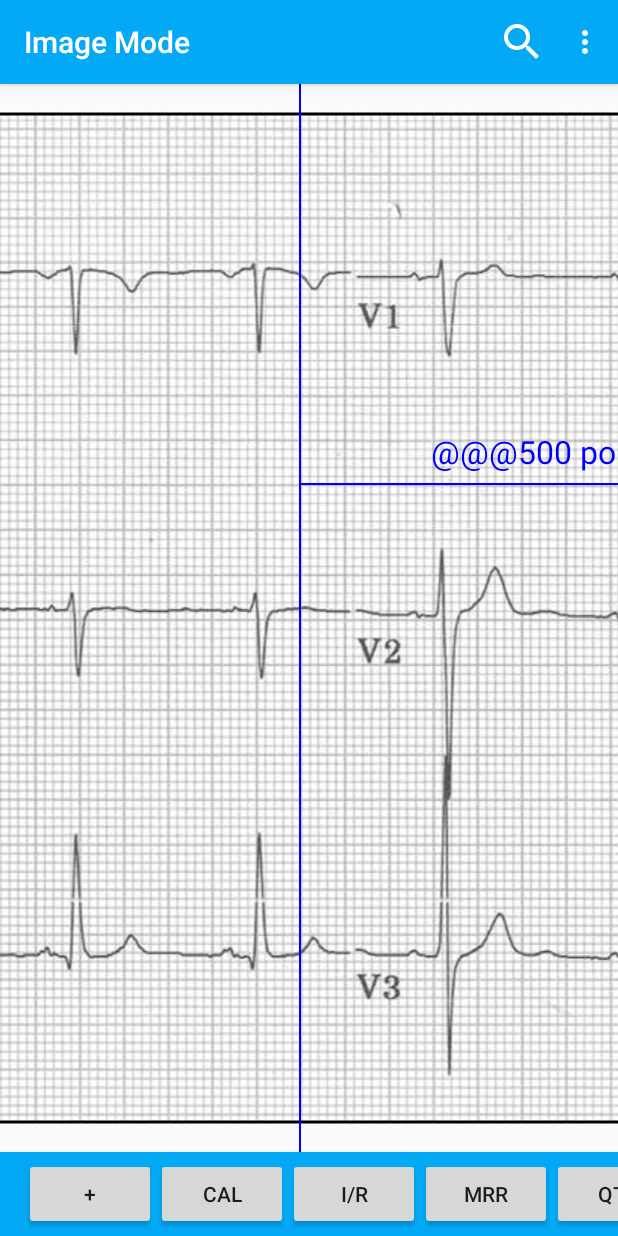
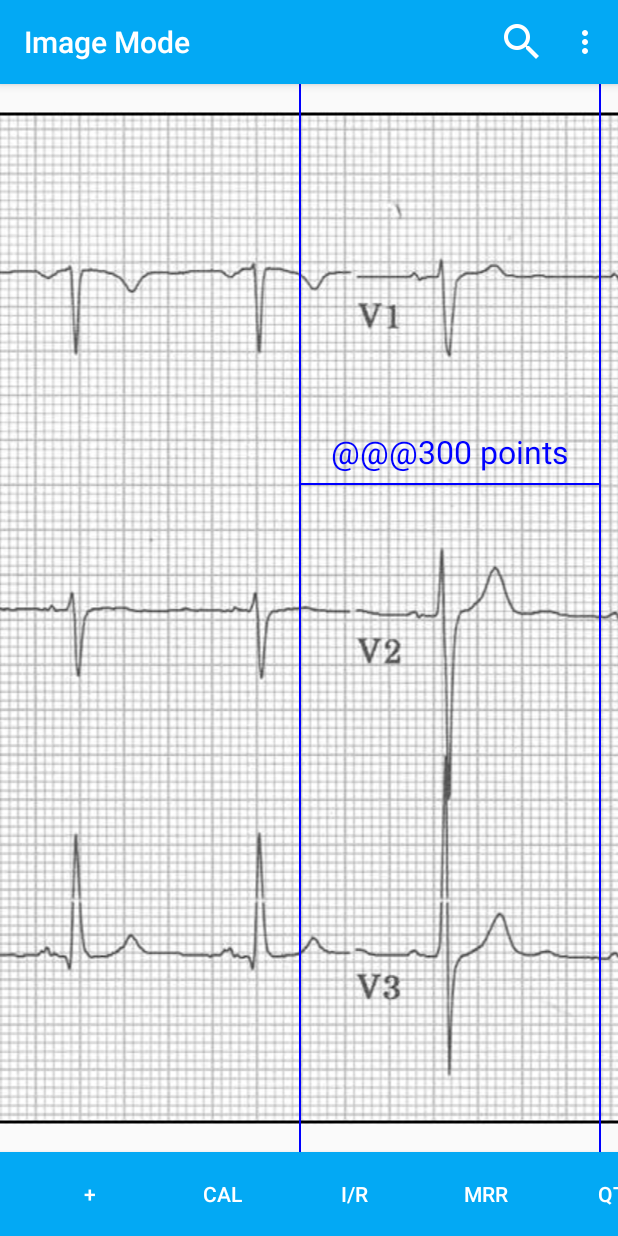
Before and after one commit to mannd/epcalipers-android, an Android app: the screen it shows after launch (MainActivity), after a tap on "Switch", on a phone screen of 412 x 824 dp. Run offline under Robolectric (Android 15) with nearby library versions, the phone set to English and light mode, and no system bars; pictures from the network do not load.

Commit message:
finished CalipersView except for touch stuff.

```diff
--- a/app/src/main/java/org/epstudios/epcalipers/MainActivity.java
+++ b/app/src/main/java/org/epstudios/epcalipers/MainActivity.java
@@ -1,11 +1,7 @@
 package org.epstudios.epcalipers;
 
-import android.annotation.TargetApi;
-import android.app.ActionBar;
 import android.graphics.Color;
 import android.graphics.Point;
-import android.graphics.PorterDuff;
-import android.os.Build;
 import android.support.v7.app.ActionBarActivity;
 import android.support.v7.widget.Toolbar;
 
@@ -17,11 +13,9 @@ import android.view.MenuItem;
 import android.view.View;
 import android.view.ViewGroup;
 import android.view.animation.RotateAnimation;
-import android.widget.ActionMenuView;
 import android.widget.Button;
 import android.widget.HorizontalScrollView;
 import android.widget.LinearLayout;
-import android.widget.ScrollView;
 
 import com.ortiz.touch.TouchImageView;
 
@@ -29,7 +23,7 @@ import com.ortiz.touch.TouchImageView;
 public class MainActivity extends ActionBarActivity implements View.OnClickListener {
     static final String EPS = "EPS";
     private TouchImageView imageView;
-    private CaliperView caliperView;
+    private CalipersView caliperView;
     private Toolbar menuToolbar;
     private Toolbar actionBar;
     private boolean calipersMode;
@@ -47,7 +41,7 @@ public class MainActivity extends ActionBarActivity implements View.OnClickListe
         setContentView(R.layout.activity_main);
 
         imageView = (TouchImageView) findViewById(R.id.imageView);
-        caliperView = (CaliperView) findViewById(R.id.caliperView);
+        caliperView = (CalipersView) findViewById(R.id.caliperView);
 
 
         actionBar = (Toolbar)findViewById(R.id.action_bar);
@@ -98,10 +92,12 @@ public class MainActivity extends ActionBarActivity implements View.OnClickListe
         button.setLayoutParams(new ViewGroup.LayoutParams(ViewGroup.LayoutParams.WRAP_CONTENT,
                 ViewGroup.LayoutParams.WRAP_CONTENT));
         button.setText(text);
-        //button.setTextColor(Color.WHITE);
 
+        // buttons won't flash, but will behave similarly to iOS buttons,
+        // alternative is ugly colors.
+        button.setTextColor(Color.WHITE);
+        button.setBackgroundColor(getResources().getColor(R.color.primary));
 
-        //button.setTextColor(Color.WHITE);
     }
 
     private void createMainToolbar() {
--- a/app/src/main/res/layout/activity_main.xml
+++ b/app/src/main/res/layout/activity_main.xml
@@ -33,7 +33,7 @@
         android:src="@drawable/normal_12_lead_ecg"
         android:scaleType="center"/>
 
-    <org.epstudios.epcalipers.CaliperView
+    <org.epstudios.epcalipers.CalipersView
         android:layout_width="match_parent"
         android:layout_height="match_parent"
         android:id="@+id/caliperView" />
@@ -50,14 +50,11 @@
         android:layout_height="wrap_content"
         android:elevation="4dp"
         android:background="@color/primary"
-
+        app:theme="@style/ThemeOverlay.AppCompat.Dark.ActionBar"
+        app:popupTheme="@style/ThemeOverlay.AppCompat.Light"
         tools:ignore="UnusedAttribute" />
 
 
 
 
 </RelativeLayout>
-
-
-    <!--app:theme="@style/ThemeOverlay.AppCompat.Dark.ActionBar"-->
-    <!--app:popupTheme="@style/ThemeOverlay.AppCompat.Light"-->
```
Also changed, not shown: app/src/main/java/org/epstudios/epcalipers/Caliper.java (+27 -0 lines), app/src/main/java/org/epstudios/epcalipers/CalipersView.java (renamed from app/src/main/java/org/epstudios/epcalipers/CaliperView.java, +51 -6 lines).
